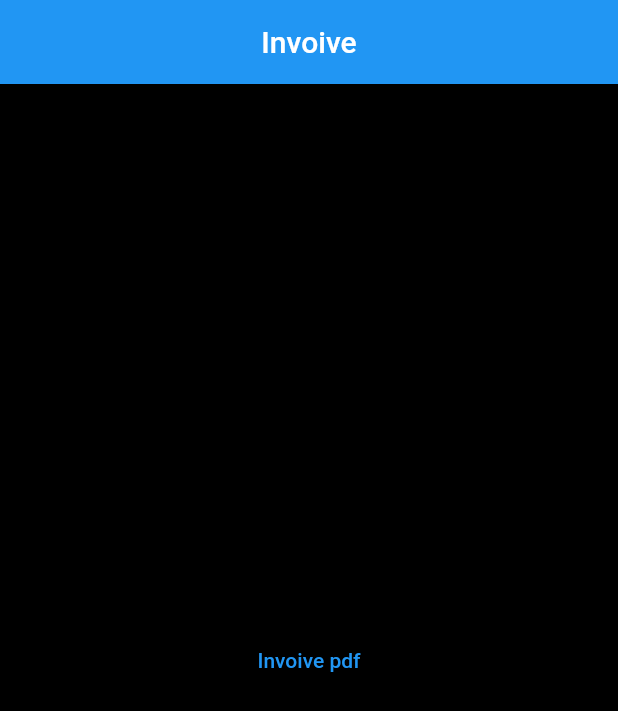
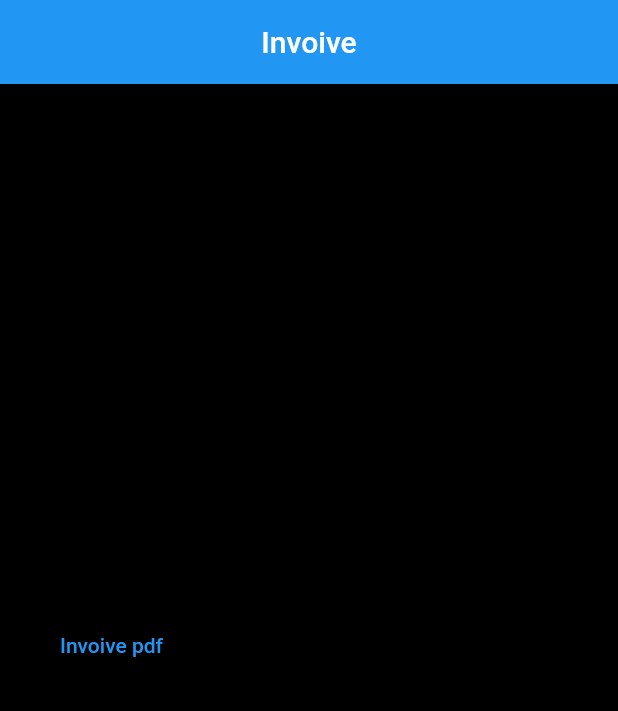
Before and after one commit to sifou20ws/invoive_generator, a Flutter app: the screen it shows after launch, on a phone screen of 412 x 824 dp. Shown: the top 711 px of the screen. Run offline on Flutter 3.47's test engine with Material 2 defaults, Android fonts, the phone set to English and light mode, and no system bars; our stand-ins replace lottie, open_file, pdf.

Commit message:
pdf invoice

```diff
--- a/lib/main.dart
+++ b/lib/main.dart
@@ -1,6 +1,7 @@
 import 'package:flutter/material.dart';
 import 'package:flutter/services.dart';
 import 'package:invoive_generator/pdf_page.dart';
+import 'package:invoive_generator/splash_screen.dart';
 
 Future main() async {
   // WidgetsFlutterBinding.ensureInitialized();
--- a/lib/pdf_page.dart
+++ b/lib/pdf_page.dart
@@ -3,6 +3,7 @@ import 'dart:developer';
 
 import 'package:flutter/material.dart';
 import 'package:invoive_generator/model/invoice.dart';
+import 'package:lottie/lottie.dart';
 import 'API/pdf_api.dart';
 import 'API/pdf_invoice_api.dart';
 import 'package:pdf/pdf.dart';
@@ -42,13 +43,11 @@ class _PdfPageState extends State<PdfPage> {
         ),
         body: Container(
           padding: EdgeInsets.all(32),
-          child: Center(
           child: Column(
             mainAxisAlignment: MainAxisAlignment.center,
             children: <Widget>[
               TextButton(
                 onPressed: () async {
-
                   final pdfFile = await PdfInvoiceApi.generate(invoice);
                   log(pdfFile.toString());
 
@@ -56,8 +55,8 @@ class _PdfPageState extends State<PdfPage> {
                 },
                 child: Text('Invoive pdf'),
               ),
+              SizedBox(height: 20),
             ],
-            ),
           ),
         ),
       );
--- a/pubspec.yaml
+++ b/pubspec.yaml
@@ -28,3 +28,6 @@ dev_dependencies:
 flutter:
 
   uses-material-design: true
+
+  assets:
+    - assets/
```
Also changed, not shown: pubspec.lock, 2 other files. Lines whose indentation alone changed are shown as unchanged.
